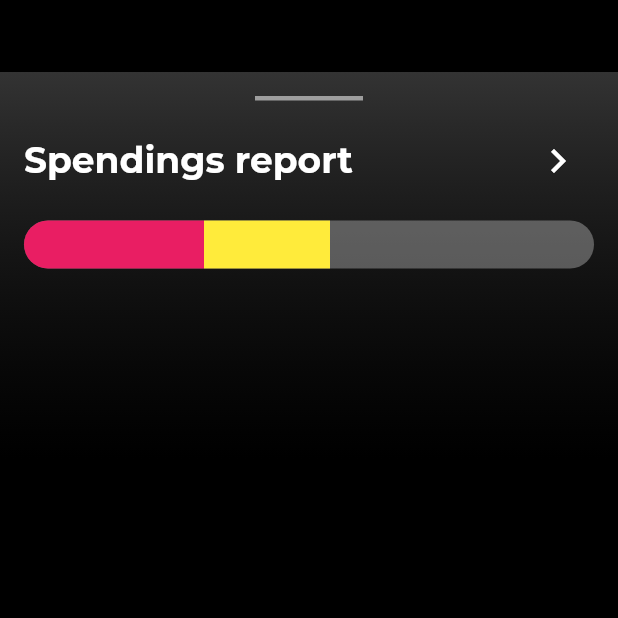
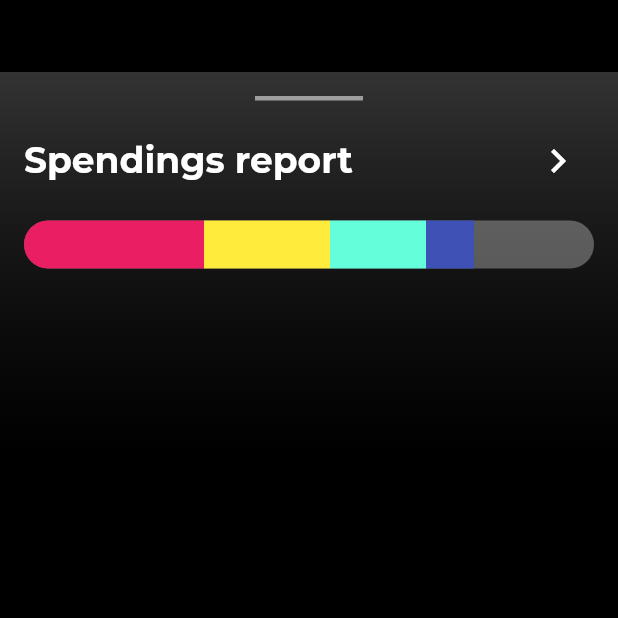
Before and after one commit to JAICHANGPARK/flutter_notebook_8th_story, a Flutter app: the screen it shows after launch, on a phone screen of 412 x 824 dp, the top half of it. Run offline on Flutter 3.47's test engine with Material 2 defaults, Android fonts, the phone set to English and light mode, and no system bars; our stand-ins replace badges, flutter_hooks, google_fonts, hooks_riverpod, state_notifier.

Commit message:
Update bank_main_page.dart

```diff
--- a/lib/ep594_banking_app/bank_main_page.dart
+++ b/lib/ep594_banking_app/bank_main_page.dart
@@ -83,6 +83,19 @@ class _BankMainPageState extends State<BankMainPage> {
                                   color: Colors.yellow,
 
                                 ),
+                              ),
+                              Container(
+                                width: 64,
+                                decoration: BoxDecoration(
+                                  color: Colors.tealAccent,
+                                ),
+                              ),
+                              Container(
+                                width: 32,
+                                decoration: BoxDecoration(
+                                  color: Colors.indigo,
+
+                                ),
                               )
                             ],
                           ),
```
